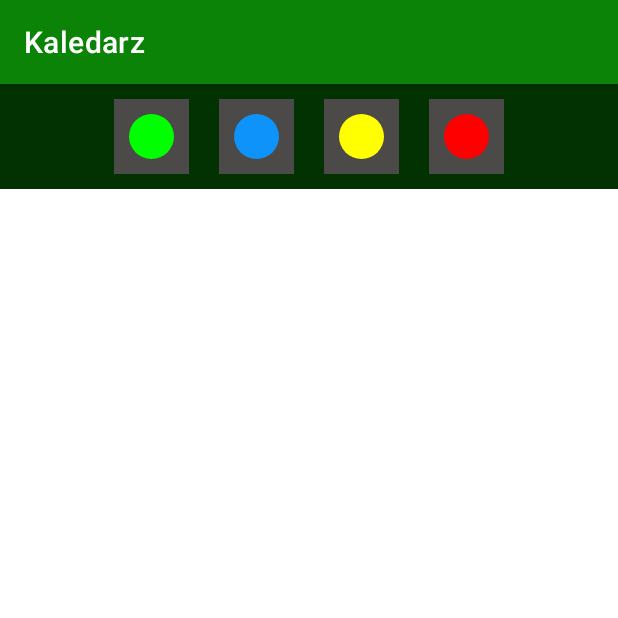
After one commit to Henipiter/Kalendarz, an Android app: the SegregatedList screen opened directly, with no data from a screen before it, on a phone screen of 412 x 824 dp, the top half of it. The commit adds this screen. Run offline under Robolectric (Android 15) with nearby library versions, the light colour scheme and no system bars.

Commit message:
add design for SegregatedList

```diff
--- a/app/src/main/AndroidManifest.xml
+++ b/app/src/main/AndroidManifest.xml
@@ -9,7 +9,10 @@
         android:roundIcon="@mipmap/ic_launcher_round"
         android:supportsRtl="true"
         android:theme="@style/Theme.Kaledarz">
-        <activity android:name=".ShowElemActivity"></activity>
+        <activity
+            android:name=".SegregatedList"
+            android:exported="false" />
+        <activity android:name=".ShowElemActivity" />
         <activity android:name=".MainActivity">
             <intent-filter>
                 <action android:name="android.intent.action.MAIN" />
@@ -18,7 +21,7 @@
             </intent-filter>
         </activity>
 
-        <receiver android:name=".AlarmReceiver"/>
+        <receiver android:name=".AlarmReceiver" />
     </application>
 
 </manifest>
--- /dev/null
+++ b/app/src/main/java/com/example/kaledarz/SegregatedList.kt
@@ -0,0 +1,11 @@
+package com.example.kaledarz
+
+import androidx.appcompat.app.AppCompatActivity
+import android.os.Bundle
+
+class SegregatedList : AppCompatActivity() {
+    override fun onCreate(savedInstanceState: Bundle?) {
+        super.onCreate(savedInstanceState)
+        setContentView(R.layout.activity_segregated_list)
+    }
+}
--- /dev/null
+++ b/app/src/main/res/layout/activity_segregated_list.xml
@@ -0,0 +1,102 @@
+<?xml version="1.0" encoding="utf-8"?>
+<androidx.constraintlayout.widget.ConstraintLayout xmlns:android="http://schemas.android.com/apk/res/android"
+    xmlns:app="http://schemas.android.com/apk/res-auto"
+    xmlns:tools="http://schemas.android.com/tools"
+    android:layout_width="match_parent"
+    android:layout_height="match_parent"
+    tools:context=".SegregatedList">
+
+    <ScrollView
+        android:layout_width="match_parent"
+        android:layout_height="600dp"
+        android:fadeScrollbars="false"
+        android:paddingTop="2dp"
+        app:layout_constraintBottom_toBottomOf="parent"
+        app:layout_constraintEnd_toEndOf="parent"
+        app:layout_constraintStart_toStartOf="parent">
+
+        <LinearLayout
+            android:layout_width="match_parent"
+            android:layout_height="wrap_content"
+            android:orientation="vertical">
+
+            <androidx.recyclerview.widget.RecyclerView
+                android:id="@+id/recyclerViewEvent"
+                android:layout_width="match_parent"
+                android:layout_height="match_parent" />
+        </LinearLayout>
+    </ScrollView>
+
+    <TableLayout
+        android:id="@+id/tableRow"
+        android:layout_width="match_parent"
+        android:layout_height="wrap_content"
+        android:paddingVertical="10dp"
+        android:background="@color/rowColor"
+        app:layout_constraintEnd_toEndOf="parent"
+        app:layout_constraintStart_toStartOf="parent"
+        app:layout_constraintTop_toTopOf="parent">
+
+        <TableRow
+            android:gravity="center_horizontal|center_vertical"
+            android:layout_width="fill_parent"
+            android:layout_height="fill_parent"
+            android:textColor="#FFF">
+            <!--        <Button-->
+            <!--            android:id="@+id/btn4"-->
+            <!--            android:layout_width="@dimen/box_size"-->
+            <!--            android:layout_height="@dimen/box_size"-->
+            <!--            android:layout_marginLeft="@dimen/margin"-->
+            <!--            android:layout_marginRight="@dimen/margin"-->
+            <!--            android:layout_weight="1"-->
+            <!--            android:drawableTop="@drawable/future_image" />-->
+
+
+            <ImageView
+                android:layout_width="@dimen/box_size"
+                android:layout_height="@dimen/box_size"
+                android:layout_marginLeft="@dimen/margin"
+                android:layout_marginRight="@dimen/margin"
+                android:background="@color/buttonColor"
+                android:padding="@dimen/padding"
+                android:adjustViewBounds="true"
+                android:scaleType="centerInside"
+                android:src="@drawable/done_image" />
+
+            <ImageView
+                android:layout_width="@dimen/box_size"
+                android:layout_height="@dimen/box_size"
+                android:layout_marginLeft="@dimen/margin"
+                android:layout_marginRight="@dimen/margin"
+                android:background="@color/buttonColor"
+                android:padding="@dimen/padding"
+                android:adjustViewBounds="true"
+                android:scaleType="centerInside"
+                android:src="@drawable/future_image" />
+
+            <ImageView
+                android:layout_width="@dimen/box_size"
+                android:layout_height="@dimen/box_size"
+                android:layout_marginLeft="@dimen/margin"
+                android:layout_marginRight="@dimen/margin"
+                android:background="@color/buttonColor"
+                android:padding="@dimen/padding"
+                android:adjustViewBounds="true"
+                android:scaleType="centerInside"
+                android:src="@drawable/undone_image" />
+
+            <ImageView
+                android:layout_width="@dimen/box_size"
+                android:layout_height="@dimen/box_size"
+                android:layout_marginLeft="@dimen/margin"
+                android:layout_marginRight="@dimen/margin"
+                android:background="@color/buttonColor"
+                android:padding="@dimen/padding"
+                android:adjustViewBounds="true"
+                android:scaleType="centerInside"
+                android:src="@drawable/late_image" />
+        </TableRow>
+    </TableLayout>
+
+
+</androidx.constraintlayout.widget.ConstraintLayout>
--- a/app/src/main/res/values-night/colors.xml
+++ b/app/src/main/res/values-night/colors.xml
@@ -2,4 +2,6 @@
 <resources>
     <color name="defaultTextColor">#ffffff</color>
     <color name="rowColor">@color/green_700</color>
+    <color name="buttonColor">@color/gray</color>
+
 </resources>
--- a/app/src/main/res/values/colors.xml
+++ b/app/src/main/res/values/colors.xml
@@ -7,6 +7,8 @@
     <color name="teal_700">#267A20</color>
     <color name="black">#FF000000</color>
     <color name="white">#FFFFFFFF</color>
+    <color name="gray">#4C4949</color>
     <color name="defaultTextColor">#000000</color>
     <color name="rowColor">@color/green_700</color>
+    <color name="buttonColor">@color/gray</color>
 </resources>
--- /dev/null
+++ b/app/src/main/res/values/dimen.xml
@@ -0,0 +1,6 @@
+<?xml version="1.0" encoding="utf-8"?>
+<resources>
+    <dimen name="box_size">50dp</dimen>
+    <dimen name="margin">10dp</dimen>
+    <dimen name="padding">10dp</dimen>
+</resources>
--- a/build.gradle
+++ b/build.gradle
@@ -7,7 +7,7 @@ buildscript {
     }
     dependencies {
         classpath 'com.android.tools.build:gradle:7.1.2'
-        classpath "org.jetbrains.kotlin:kotlin-gradle-plugin:$kotlin_version"
+        classpath "org.jetbrains.kotlin:kotlin-gradle-plugin:1.5.30"
 
         // NOTE: Do not place your application dependencies here; they belong
         // in the individual module build.gradle files
```
